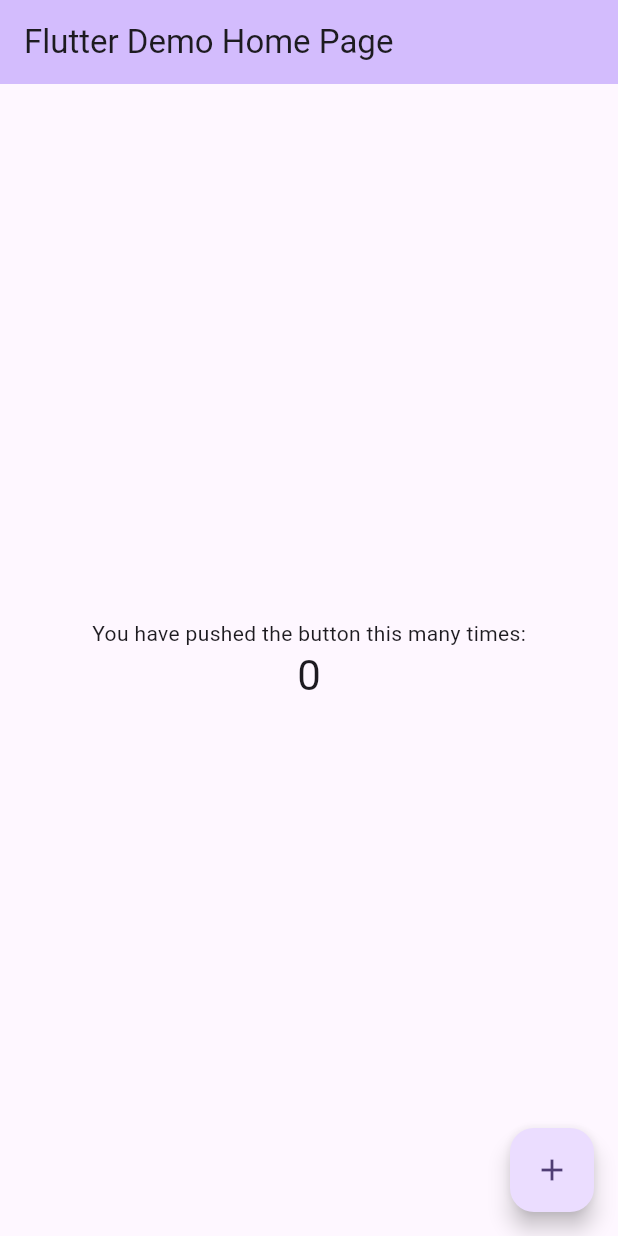
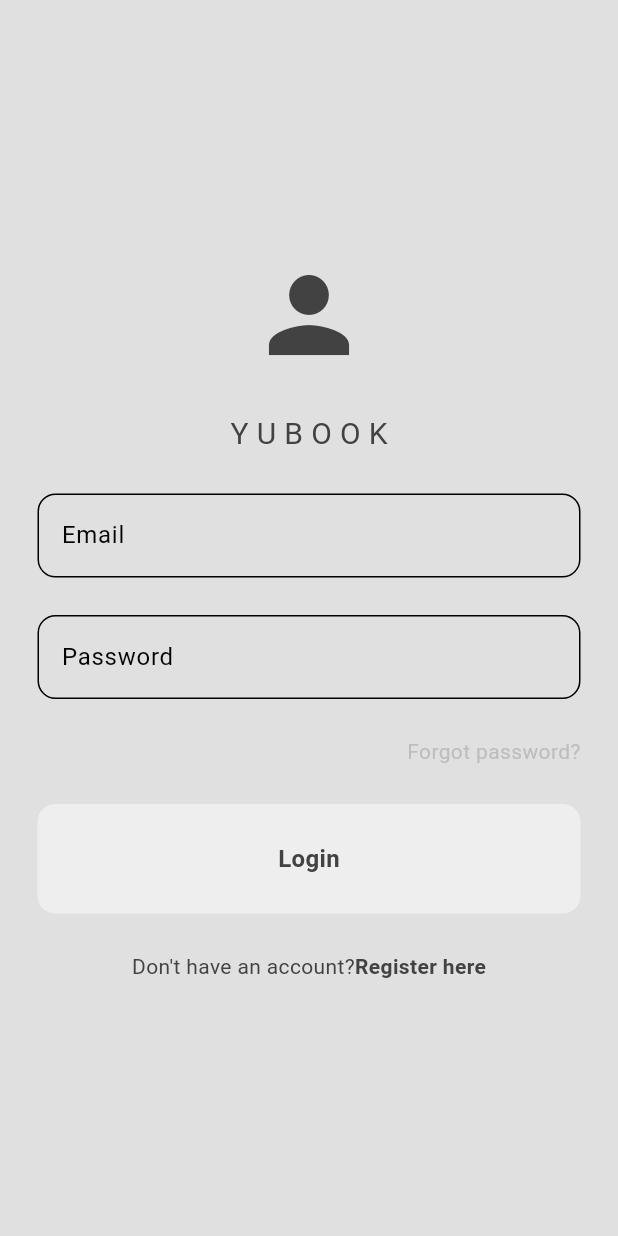
Before and after one commit to Mauroreis100/YuBook, a Flutter app: the screen it shows after launch, on a phone screen of 412 x 824 dp. Run offline on Flutter 3.47's test engine with Material 3 defaults, Android fonts, the phone set to English and light mode, and no system bars; our stand-ins replace firebase_core; accounts and stored records are empty.

Commit message:
pagina de login, com arquivos separados, componentes textfield e button reutilizaveis

```diff
--- /dev/null
+++ b/yubook/lib/components/MyTextField.dart
@@ -0,0 +1,29 @@
+import 'package:flutter/material.dart';
+
+class MyTextField extends StatelessWidget{
+
+  final String hintText;
+  final bool obscureText;
+  final TextEditingController controller;
+
+
+  const MyTextField({super.key,
+    required this.hintText,
+    required this.controller,
+    required this.obscureText,
+  });
+
+  Widget build(BuildContext context){
+    return TextField(
+      controller: controller,
+      obscureText: obscureText,
+      decoration: InputDecoration(
+        border: OutlineInputBorder(
+          borderRadius: BorderRadius.circular(12)
+        ),
+        hintText: hintText
+      ),
+    );
+  }
+
+}
--- /dev/null
+++ b/yubook/lib/components/my_button.dart
@@ -0,0 +1,32 @@
+import 'package:flutter/material.dart';
+
+class MyButton extends StatelessWidget {
+  final String text;
+  final void Function()? onTap;
+
+  const MyButton({
+    super.key,
+    required this.text,
+    required this.onTap,
+  });
+
+  @override
+  Widget build(BuildContext context) {
+    return GestureDetector(
+      onTap: onTap,
+      child: Container(
+        decoration: BoxDecoration(
+          color: Theme.of(context).colorScheme.primary,
+          borderRadius: BorderRadius.circular(12),
+        ),
+        padding: const EdgeInsets.all(25),
+        child: Center(
+          child: Text(
+            text,
+            style: const TextStyle(fontWeight: FontWeight.bold, fontSize: 16),
+          ),
+        ),
+      ),
+    );
+  }
+}
--- a/yubook/lib/main.dart
+++ b/yubook/lib/main.dart
@@ -1,128 +1,28 @@
 import 'package:flutter/material.dart';
 import 'package:firebase_core/firebase_core.dart';
+import 'package:yubook/theme/light_mode.dart';
 import 'firebase_options.dart';
+import 'pages/LoginPage.dart';
+import 'theme/light_mode.dart';
+import 'theme/dark_mode.dart';
 
 void main() async{
   WidgetsFlutterBinding.ensureInitialized();
   await Firebase.initializeApp(options: DefaultFirebaseOptions.currentPlatform);
-
   runApp(const MyApp());
 }
 
-class MyApp extends StatelessWidget {
+class MyApp extends StatelessWidget{
   const MyApp({super.key});
 
-  // This widget is the root of your application.
-  @override
-  Widget build(BuildContext context) {
+  Widget build(BuildContext context){
     return MaterialApp(
-      title: 'Flutter Demo',
-      theme: ThemeData(
-        // This is the theme of your application.
-        //
-        // TRY THIS: Try running your application with "flutter run". You'll see
-        // the application has a purple toolbar. Then, without quitting the app,
-        // try changing the seedColor in the colorScheme below to Colors.green
-        // and then invoke "hot reload" (save your changes or press the "hot
-        // reload" button in a Flutter-supported IDE, or press "r" if you used
-        // the command line to start the app).
-        //
-        // Notice that the counter didn't reset back to zero; the application
-        // state is not lost during the reload. To reset the state, use hot
-        // restart instead.
-        //
-        // This works for code too, not just values: Most code changes can be
-        // tested with just a hot reload.
-        colorScheme: ColorScheme.fromSeed(seedColor: Colors.deepPurple),
-      ),
-      home: const MyHomePage(title: 'Flutter Demo Home Page'),
+      debugShowMaterialGrid: false,
+      home: LoginPage(),
+      theme: lightMode,
+      darkTheme: darkMode,
     );
-  }
-}
 
-class MyHomePage extends StatefulWidget {
-  const MyHomePage({super.key, required this.title});
-
-  // This widget is the home page of your application. It is stateful, meaning
-  // that it has a State object (defined below) that contains fields that affect
-  // how it looks.
-
-  // This class is the configuration for the state. It holds the values (in this
-  // case the title) provided by the parent (in this case the App widget) and
-  // used by the build method of the State. Fields in a Widget subclass are
-  // always marked "final".
-
-  final String title;
-
-  @override
-  State<MyHomePage> createState() => _MyHomePageState();
-}
-
-class _MyHomePageState extends State<MyHomePage> {
-  int _counter = 0;
-
-  void _incrementCounter() {
-    setState(() {
-      // This call to setState tells the Flutter framework that something has
-      // changed in this State, which causes it to rerun the build method below
-      // so that the display can reflect the updated values. If we changed
-      // _counter without calling setState(), then the build method would not be
-      // called again, and so nothing would appear to happen.
-      _counter++;
-    });
   }
 
-  @override
-  Widget build(BuildContext context) {
-    // This method is rerun every time setState is called, for instance as done
-    // by the _incrementCounter method above.
-    //
-    // The Flutter framework has been optimized to make rerunning build methods
-    // fast, so that you can just rebuild anything that needs updating rather
-    // than having to individually change instances of widgets.
-    return Scaffold(
-      appBar: AppBar(
-        // TRY THIS: Try changing the color here to a specific color (to
-        // Colors.amber, perhaps?) and trigger a hot reload to see the AppBar
-        // change color while the other colors stay the same.
-        backgroundColor: Theme.of(context).colorScheme.inversePrimary,
-        // Here we take the value from the MyHomePage object that was created by
-        // the App.build method, and use it to set our appbar title.
-        title: Text(widget.title),
-      ),
-      body: Center(
-        // Center is a layout widget. It takes a single child and positions it
-        // in the middle of the parent.
-        child: Column(
-          // Column is also a layout widget. It takes a list of children and
-          // arranges them vertically. By default, it sizes itself to fit its
-          // children horizontally, and tries to be as tall as its parent.
-          //
-          // Column has various properties to control how it sizes itself and
-          // how it positions its children. Here we use mainAxisAlignment to
-          // center the children vertically; the main axis here is the vertical
-          // axis because Columns are vertical (the cross axis would be
-          // horizontal).
-          //
-          // TRY THIS: Invoke "debug painting" (choose the "Toggle Debug Paint"
-          // action in the IDE, or press "p" in the console), to see the
-          // wireframe for each widget.
-          mainAxisAlignment: MainAxisAlignment.center,
-          children: <Widget>[
-            const Text('You have pushed the button this many times:'),
-            Text(
-              '$_counter',
-              style: Theme.of(context).textTheme.headlineMedium,
-            ),
-          ],
-        ),
-      ),
-      floatingActionButton: FloatingActionButton(
-        onPressed: _incrementCounter,
-        tooltip: 'Increment',
-        child: const Icon(Icons.add),
-      ), // This trailing comma makes auto-formatting nicer for build methods.
-    );
-  }
 }
-// testing github connection on android studio
--- /dev/null
+++ b/yubook/lib/pages/LoginPage.dart
@@ -0,0 +1,86 @@
+import 'package:flutter/material.dart';
+import 'package:yubook/components/MyTextField.dart';
+import 'package:yubook/components/my_button.dart';
+class LoginPage extends StatelessWidget{
+
+  TextEditingController emailController = TextEditingController();
+  TextEditingController passwordController = TextEditingController();
+
+  LoginPage({super.key});
+
+  void login(){}
+
+  Widget build(BuildContext context){
+    return Scaffold(
+      backgroundColor: Theme.of(context).colorScheme.background,
+      body: Center(
+        child: Padding(
+          padding: const EdgeInsets.all(25.0),
+          child: Column(
+            mainAxisAlignment: MainAxisAlignment.center,
+            children: [
+              //logo
+              Icon(
+                Icons.person,
+                size: 80,
+                color: Theme.of(context).colorScheme.inversePrimary,
+              ),
+
+              const SizedBox(height: 25,),
+
+              //app name
+              Text("Y U B O O K", style: TextStyle(fontSize: 20),),
+
+              const SizedBox(height: 25,),
+
+              //email textfield
+              MyTextField(
+                  hintText: "Email",
+                  controller: emailController,
+                  obscureText: false
+              ),
+
+              const SizedBox(height: 25,),
+
+              //password textfield
+              MyTextField(
+                  hintText: "Password",
+                  controller: passwordController,
+                  obscureText: true
+              ),
+
+              const SizedBox(height: 25,),
+
+              // forgot password
+              Row(
+                mainAxisAlignment: MainAxisAlignment.end,
+                children: [
+                  Text("Forgot password?", style: TextStyle(color: Theme.of(context).colorScheme.secondary),),
+                ],
+              ),
+
+              const SizedBox(height: 25,),
+              // sign in button
+              MyButton(
+                  text: "Login",
+                  onTap: login
+              ),
+
+              const SizedBox(height: 25,),
+
+              //don't have an account? Register here
+              Row(
+                mainAxisAlignment: MainAxisAlignment.center,
+                children: [
+                  Text("Don't have an account?"),
+                  Text("Register here",
+                    style: TextStyle(fontWeight: FontWeight.bold),)
+                ],
+              )
+            ],
+          ),
+        ),
+      ),
+    );
+  }
+}
--- /dev/null
+++ b/yubook/lib/theme/dark_mode.dart
@@ -0,0 +1,15 @@
+import 'package:flutter/material.dart';
+
+ThemeData darkMode = ThemeData(
+    brightness: Brightness.dark,
+    colorScheme: ColorScheme.dark(
+        background: Colors.grey.shade900,
+        primary: Colors.grey.shade800,
+        secondary: Colors.grey.shade700,
+        inversePrimary: Colors.grey.shade300
+    ),
+    textTheme: ThemeData.dark().textTheme.apply(
+        bodyColor: Colors.grey[300],
+        displayColor: Colors.white
+    )
+);
--- /dev/null
+++ b/yubook/lib/theme/light_mode.dart
@@ -0,0 +1,15 @@
+import 'package:flutter/material.dart';
+
+ThemeData lightMode = ThemeData(
+  brightness: Brightness.light,
+  colorScheme: ColorScheme.light(
+    background: Colors.grey.shade300,
+    primary: Colors.grey.shade200,
+    secondary: Colors.grey.shade400,
+    inversePrimary: Colors.grey.shade800
+  ),
+  textTheme: ThemeData.light().textTheme.apply(
+    bodyColor: Colors.grey[800],
+    displayColor: Colors.black
+  )
+);
--- a/yubook/pubspec.yaml
+++ b/yubook/pubspec.yaml
@@ -35,6 +35,7 @@ dependencies:
   # The following adds the Cupertino Icons font to your application.
   # Use with the CupertinoIcons class for iOS style icons.
   cupertino_icons: ^1.0.8
+  cloud_firestore: ^4.17.5
 
 dev_dependencies:
   flutter_test:
```
Also changed, not shown: yubook/pubspec.lock, 3 other files.
